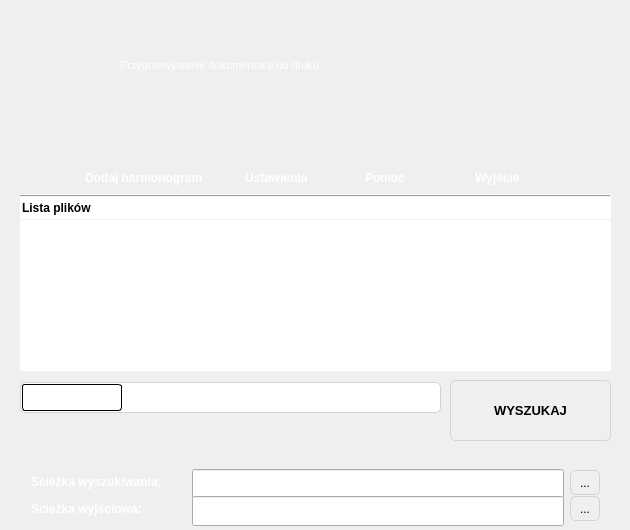
The window that mainwindow.ui (RStravinsky/PdfFinder) describes before a commit, drawn with Qt 5.
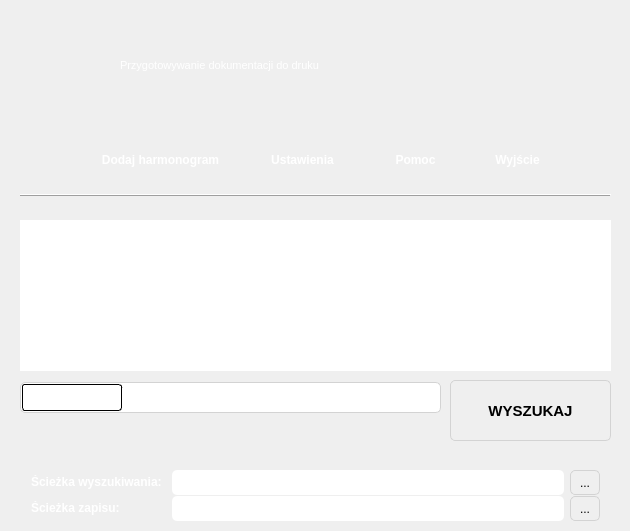
The same window after the commit. Icons and pictures are not drawn.

Patch:
```diff
--- a/mainwindow.ui
+++ b/mainwindow.ui
@@ -7,7 +7,7 @@
     <x>0</x>
     <y>0</y>
     <width>630</width>
-    <height>530</height>
+    <height>531</height>
    </rect>
   </property>
   <property name="windowTitle">
@@ -186,7 +186,7 @@
     <property name="font">
      <font>
       <family>Arial</family>
-      <pointsize>10</pointsize>
+      <pointsize>11</pointsize>
       <weight>75</weight>
       <bold>true</bold>
      </font>
@@ -302,20 +302,34 @@
        <layout class="QHBoxLayout" name="inputLayout">
         <item>
          <widget class="QLabel" name="inputLabel">
+          <property name="sizePolicy">
+           <sizepolicy hsizetype="Maximum" vsizetype="Preferred">
+            <horstretch>0</horstretch>
+            <verstretch>0</verstretch>
+           </sizepolicy>
+          </property>
           <property name="minimumSize">
            <size>
-            <width>155</width>
+            <width>135</width>
             <height>0</height>
            </size>
           </property>
           <property name="maximumSize">
            <size>
-            <width>155</width>
+            <width>16777215</width>
             <height>16777215</height>
            </size>
           </property>
+          <property name="font">
+           <font>
+            <family>Arial</family>
+            <pointsize>9</pointsize>
+            <weight>75</weight>
+            <bold>true</bold>
+           </font>
+          </property>
           <property name="text">
-           <string>&lt;html&gt;&lt;head/&gt;&lt;body&gt;&lt;p&gt;&lt;span style=&quot; font-weight:600; color:#ffffff;&quot;&gt;Scieżka wyszukiwania:&lt;/span&gt;&lt;/p&gt;&lt;/body&gt;&lt;/html&gt;</string>
+           <string>&lt;html&gt;&lt;head/&gt;&lt;body&gt;&lt;p&gt;&lt;span style=&quot; color:#ffffff;&quot;&gt;Ścieżka wyszukiwania:&lt;/span&gt;&lt;/p&gt;&lt;/body&gt;&lt;/html&gt;</string>
           </property>
          </widget>
         </item>
@@ -324,19 +338,19 @@
           <property name="minimumSize">
            <size>
             <width>0</width>
-            <height>30</height>
+            <height>25</height>
            </size>
           </property>
           <property name="maximumSize">
            <size>
             <width>16777215</width>
-            <height>30</height>
+            <height>25</height>
            </size>
           </property>
           <property name="font">
            <font>
             <family>Arial</family>
-            <pointsize>8</pointsize>
+            <pointsize>9</pointsize>
            </font>
           </property>
           <property name="autoFillBackground">
@@ -344,9 +358,9 @@
           </property>
           <property name="styleSheet">
            <string notr="true">QLineEdit {
-    font-size: 10pt; 
-    color: &quot;white&quot;;
-    font-family: &quot;Arial&quot;
+    font-size: 9pt; 
+    color: &quot;gray&quot;;
+    font-family: &quot;Arial&quot;;
 	border-radius: 5px;
     border-width: 2px solid lightgray;
 }</string>
@@ -418,20 +432,34 @@
        <layout class="QHBoxLayout" name="outputLayout">
         <item>
          <widget class="QLabel" name="outputLabel">
+          <property name="sizePolicy">
+           <sizepolicy hsizetype="Maximum" vsizetype="Preferred">
+            <horstretch>0</horstretch>
+            <verstretch>0</verstretch>
+           </sizepolicy>
+          </property>
           <property name="minimumSize">
            <size>
-            <width>155</width>
+            <width>135</width>
             <height>0</height>
            </size>
           </property>
           <property name="maximumSize">
            <size>
-            <width>155</width>
+            <width>16777215</width>
             <height>16777215</height>
            </size>
           </property>
+          <property name="font">
+           <font>
+            <family>Arial</family>
+            <pointsize>9</pointsize>
+            <weight>75</weight>
+            <bold>true</bold>
+           </font>
+          </property>
           <property name="text">
-           <string>&lt;html&gt;&lt;head/&gt;&lt;body&gt;&lt;p&gt;&lt;span style=&quot; font-weight:600; color:#ffffff;&quot;&gt;Scieżka wyjściowa:&lt;/span&gt;&lt;/p&gt;&lt;/body&gt;&lt;/html&gt;</string>
+           <string>&lt;html&gt;&lt;head/&gt;&lt;body&gt;&lt;p&gt;&lt;span style=&quot; color:#ffffff;&quot;&gt;Ścieżka zapisu:&lt;/span&gt;&lt;/p&gt;&lt;/body&gt;&lt;/html&gt;</string>
           </property>
          </widget>
         </item>
@@ -440,23 +468,29 @@
           <property name="minimumSize">
            <size>
             <width>0</width>
-            <height>30</height>
+            <height>25</height>
            </size>
           </property>
           <property name="maximumSize">
            <size>
             <width>16777215</width>
-            <height>30</height>
+            <height>25</height>
            </size>
           </property>
+          <property name="font">
+           <font>
+            <family>Arial</family>
+            <pointsize>9</pointsize>
+           </font>
+          </property>
           <property name="autoFillBackground">
            <bool>false</bool>
           </property>
           <property name="styleSheet">
            <string notr="true">QLineEdit {
-    font-size: 10pt; 
-    color: &quot;white&quot;;
-    font-family: &quot;Arial&quot;
+    font-size: 9pt; 
+    color: &quot;gray&quot;;
+    font-family: &quot;Arial&quot;;
 	border-radius: 5px;
     border-width: 2px solid lightgray;
 }</string>
@@ -517,15 +551,18 @@
      </layout>
     </widget>
    </widget>
+   <widget class="QWidget" name="layoutWidget">
+    <property name="geometry">
+     <rect>
+      <x>75</x>
+      <y>110</y>
+      <width>171</width>
+      <height>81</height>
+     </rect>
+    </property>
+    <layout class="QVBoxLayout" name="addLayout">
+     <item>
    <widget class="QPushButton" name="addButton">
-    <property name="geometry">
-     <rect>
-      <x>109</x>
-      <y>100</y>
-      <width>81</width>
-      <height>71</height>
-     </rect>
-    </property>
     <property name="styleSheet">
      <string notr="true">border: none;</string>
     </property>
@@ -543,18 +580,13 @@
      </size>
     </property>
    </widget>
+     </item>
+     <item>
    <widget class="QLabel" name="addLabel">
-    <property name="geometry">
-     <rect>
-      <x>85</x>
-      <y>170</y>
-      <width>141</width>
-      <height>16</height>
-     </rect>
-    </property>
     <property name="font">
      <font>
       <family>Arial</family>
+         <pointsize>9</pointsize>
       <weight>75</weight>
       <bold>true</bold>
      </font>
@@ -562,70 +594,25 @@
     <property name="text">
      <string>&lt;html&gt;&lt;head/&gt;&lt;body&gt;&lt;p&gt;&lt;span style=&quot; font-weight:600; color:#ffffff;&quot;&gt;Dodaj harmonogram&lt;/span&gt;&lt;/p&gt;&lt;/body&gt;&lt;/html&gt;</string>
     </property>
-   </widget>
-   <widget class="QLabel" name="settingsLabel">
-    <property name="geometry">
-     <rect>
-      <x>245</x>
-      <y>170</y>
-      <width>81</width>
-      <height>16</height>
-     </rect>
-    </property>
-    <property name="font">
-     <font>
-      <family>Arial</family>
-     </font>
-    </property>
-    <property name="text">
-     <string>&lt;html&gt;&lt;head/&gt;&lt;body&gt;&lt;p&gt;&lt;span style=&quot; font-weight:600; color:#ffffff;&quot;&gt;Ustawienia&lt;/span&gt;&lt;/p&gt;&lt;/body&gt;&lt;/html&gt;</string>
-    </property>
-   </widget>
-   <widget class="QLabel" name="helpLabel">
-    <property name="geometry">
-     <rect>
-      <x>365</x>
-      <y>170</y>
-      <width>55</width>
-      <height>16</height>
-     </rect>
-    </property>
-    <property name="font">
-     <font>
-      <family>Arial</family>
-     </font>
-    </property>
-    <property name="text">
-     <string>&lt;html&gt;&lt;head/&gt;&lt;body&gt;&lt;p&gt;&lt;span style=&quot; font-weight:600; color:#ffffff;&quot;&gt;Pomoc&lt;/span&gt;&lt;/p&gt;&lt;/body&gt;&lt;/html&gt;</string>
-    </property>
+       <property name="alignment">
+        <set>Qt::AlignCenter</set>
+       </property>
+      </widget>
+     </item>
+    </layout>
    </widget>
-   <widget class="QLabel" name="exitLabel">
+   <widget class="QWidget" name="layoutWidget">
     <property name="geometry">
      <rect>
-      <x>475</x>
-      <y>170</y>
-      <width>55</width>
-      <height>16</height>
+      <x>257</x>
+      <y>110</y>
+      <width>91</width>
+      <height>81</height>
      </rect>
     </property>
-    <property name="font">
-     <font>
-      <family>Arial</family>
-     </font>
-    </property>
-    <property name="text">
-     <string>&lt;html&gt;&lt;head/&gt;&lt;body&gt;&lt;p&gt;&lt;span style=&quot; font-weight:600; color:#ffffff;&quot;&gt;Wyjście&lt;/span&gt;&lt;/p&gt;&lt;/body&gt;&lt;/html&gt;</string>
-    </property>
-   </widget>
+    <layout class="QVBoxLayout" name="settingsLayout">
+     <item>
    <widget class="QPushButton" name="settingsButton">
-    <property name="geometry">
-     <rect>
-      <x>235</x>
-      <y>100</y>
-      <width>85</width>
-      <height>71</height>
-     </rect>
-    </property>
     <property name="contextMenuPolicy">
      <enum>Qt::NoContextMenu</enum>
     </property>
@@ -646,15 +633,37 @@
      </size>
     </property>
    </widget>
+     </item>
+     <item>
+      <widget class="QLabel" name="settingsLabel">
+       <property name="font">
+        <font>
+         <family>Arial</family>
+         <pointsize>9</pointsize>
+        </font>
+       </property>
+       <property name="text">
+        <string>&lt;html&gt;&lt;head/&gt;&lt;body&gt;&lt;p&gt;&lt;span style=&quot; font-weight:600; color:#ffffff;&quot;&gt;Ustawienia&lt;/span&gt;&lt;/p&gt;&lt;/body&gt;&lt;/html&gt;</string>
+       </property>
+       <property name="alignment">
+        <set>Qt::AlignCenter</set>
+       </property>
+      </widget>
+     </item>
+    </layout>
+   </widget>
+   <widget class="QWidget" name="layoutWidget">
+    <property name="geometry">
+     <rect>
+      <x>370</x>
+      <y>110</y>
+      <width>91</width>
+      <height>81</height>
+     </rect>
+    </property>
+    <layout class="QVBoxLayout" name="helpLayout">
+     <item>
    <widget class="QPushButton" name="helpButton">
-    <property name="geometry">
-     <rect>
-      <x>348</x>
-      <y>100</y>
-      <width>81</width>
-      <height>71</height>
-     </rect>
-    </property>
     <property name="styleSheet">
      <string notr="true">border: none;</string>
     </property>
@@ -672,15 +681,37 @@
      </size>
     </property>
    </widget>
+     </item>
+     <item>
+      <widget class="QLabel" name="helpLabel">
+       <property name="font">
+        <font>
+         <family>Arial</family>
+         <pointsize>9</pointsize>
+        </font>
+       </property>
+       <property name="text">
+        <string>&lt;html&gt;&lt;head/&gt;&lt;body&gt;&lt;p&gt;&lt;span style=&quot; font-weight:600; color:#ffffff;&quot;&gt;Pomoc&lt;/span&gt;&lt;/p&gt;&lt;/body&gt;&lt;/html&gt;</string>
+       </property>
+       <property name="alignment">
+        <set>Qt::AlignCenter</set>
+       </property>
+      </widget>
+     </item>
+    </layout>
+   </widget>
+   <widget class="QWidget" name="layoutWidget">
+    <property name="geometry">
+     <rect>
+      <x>482</x>
+      <y>110</y>
+      <width>71</width>
+      <height>81</height>
+     </rect>
+    </property>
+    <layout class="QVBoxLayout" name="exitLayout">
+     <item>
    <widget class="QPushButton" name="exitButton">
-    <property name="geometry">
-     <rect>
-      <x>460</x>
-      <y>100</y>
-      <width>81</width>
-      <height>71</height>
-     </rect>
-    </property>
     <property name="styleSheet">
      <string notr="true">border: none;</string>
     </property>
@@ -698,18 +729,59 @@
      </size>
     </property>
    </widget>
-   <widget class="QLineEdit" name="listLabel">
+     </item>
+     <item>
+      <widget class="QLabel" name="exitLabel">
+       <property name="font">
+        <font>
+         <family>Arial</family>
+         <pointsize>9</pointsize>
+        </font>
+       </property>
+       <property name="text">
+        <string>&lt;html&gt;&lt;head/&gt;&lt;body&gt;&lt;p&gt;&lt;span style=&quot; font-weight:600; color:#ffffff;&quot;&gt;Wyjście&lt;/span&gt;&lt;/p&gt;&lt;/body&gt;&lt;/html&gt;</string>
+       </property>
+       <property name="alignment">
+        <set>Qt::AlignCenter</set>
+       </property>
+      </widget>
+     </item>
+    </layout>
+   </widget>
+   <widget class="QWidget" name="">
     <property name="geometry">
      <rect>
       <x>20</x>
-      <y>197</y>
+      <y>195</y>
       <width>591</width>
-      <height>22</height>
+      <height>21</height>
      </rect>
     </property>
+    <layout class="QHBoxLayout" name="horizontalLayout">
+     <property name="spacing">
+      <number>0</number>
+     </property>
+     <item>
+      <widget class="QLabel" name="listLabel">
     <property name="font">
      <font>
       <family>Arial</family>
+         <pointsize>9</pointsize>
+         <weight>75</weight>
+         <bold>true</bold>
+        </font>
+       </property>
+       <property name="text">
+        <string>&lt;html&gt;&lt;head/&gt;&lt;body&gt;&lt;p&gt;&lt;span style=&quot; color:#ffffff;&quot;&gt;Lista plików harmonogramu&lt;/span&gt;&lt;/p&gt;&lt;/body&gt;&lt;/html&gt;</string>
+       </property>
+      </widget>
+     </item>
+     <item>
+      <widget class="QLineEdit" name="scheduleLineEdit">
+       <property name="font">
+        <font>
+         <family>Arial</family>
+         <pointsize>9</pointsize>
       <weight>75</weight>
       <bold>true</bold>
      </font>
@@ -722,11 +794,14 @@
 }</string>
     </property>
     <property name="text">
-     <string>Lista plików</string>
+        <string/>
     </property>
     <property name="readOnly">
      <bool>true</bool>
     </property>
+      </widget>
+     </item>
+    </layout>
    </widget>
   </widget>
  </widget>
```
Left out of the diff: 8 changed lines with no effect on the pictures. Lines whose indentation alone changed are shown as unchanged.
